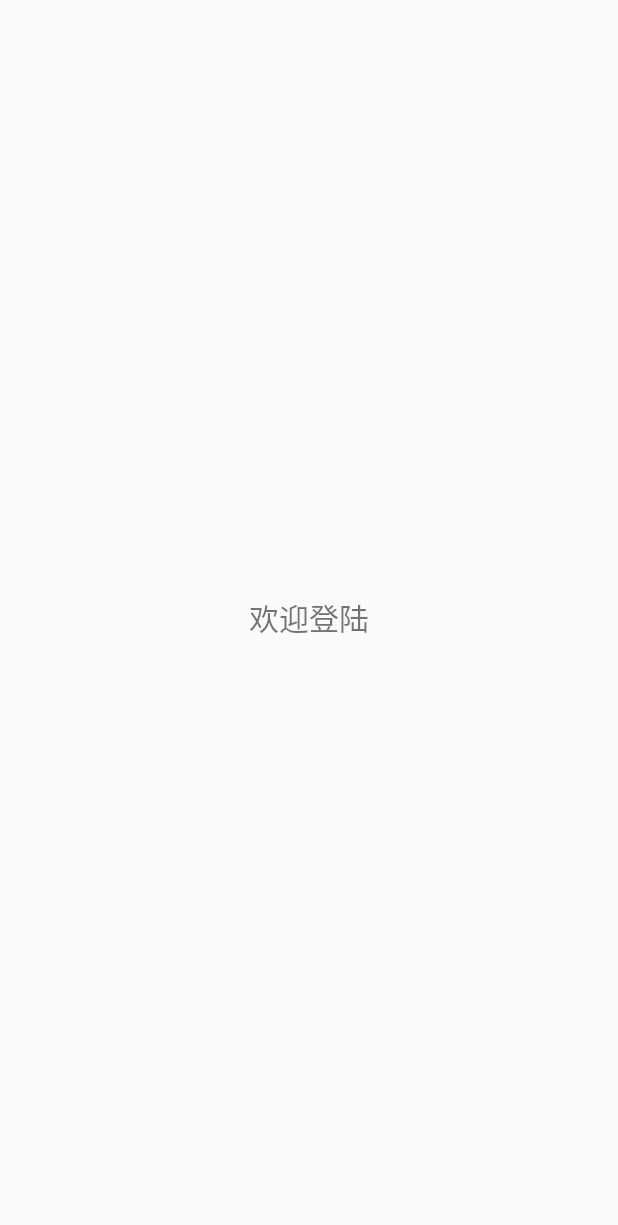
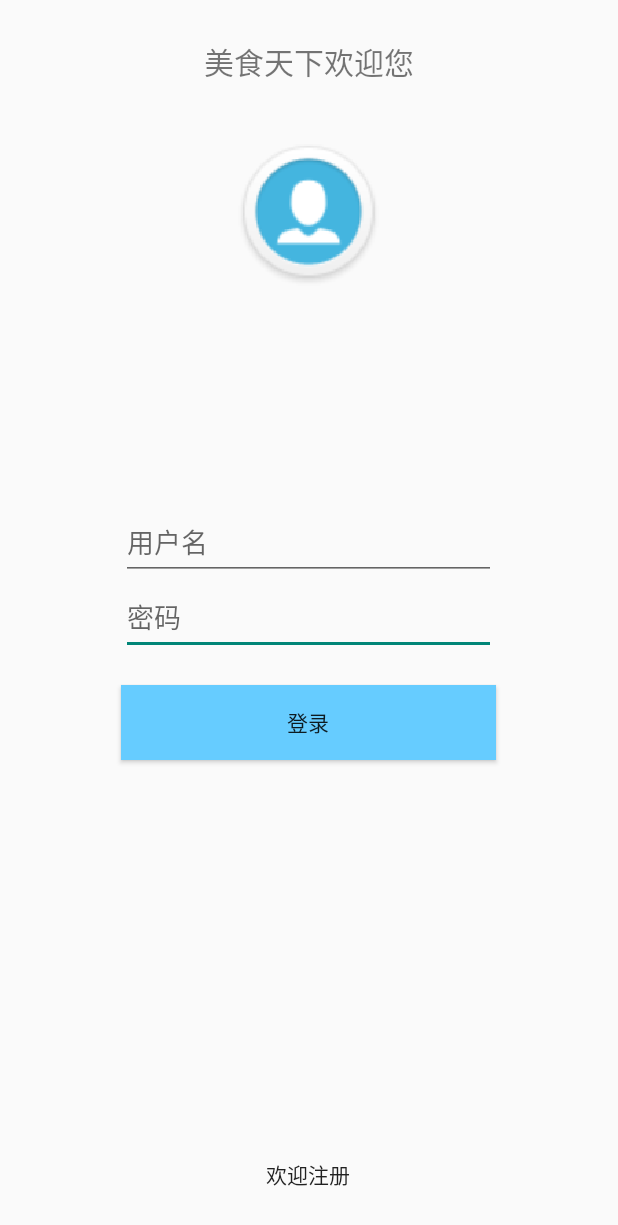
Before and after one commit to pwalan/DFood, an Android app: the UserAcitvity screen opened directly, with no data from a screen before it, on a phone screen of 412 x 824 dp. Before the commit the part shown is almost empty. Shown: the top 1225 px of the screen. Run offline under Robolectric (Android 15) with nearby library versions, the phone set to English and light mode, and no system bars.

Commit message:
some change

```diff
--- a/app/src/main/res/layout/activity_user.xml
+++ b/app/src/main/res/layout/activity_user.xml
@@ -7,10 +7,92 @@
     tools:context="com.pwalan.androidtest.UserAcitvity">
 
     <TextView
+        android:id="@+id/blank0"
+        android:paddingTop="10dp"
         android:layout_width="wrap_content"
         android:layout_height="wrap_content"
+        android:layout_alignParentTop="true"
+        android:layout_centerHorizontal="true"
+        android:textSize="20dp"
+        android:text="美食天下欢迎您"/>
+
+    <github.com.pwalan.dfood.myview.RoundImageView
+        android:id="@+id/img_head"
+        android:layout_below="@id/blank0"
+        android:layout_centerHorizontal="true"
+        android:layout_marginTop="30dp"
+        android:layout_width="110dp"
+        android:layout_height="110dp"
+        android:src="@drawable/user"/>
+
+    <EditText
+        android:id="@+id/et_passwd"
         android:layout_centerInParent="true"
-        android:textSize="20dp"
-        android:text="欢迎登陆"/>
+        android:layout_width="250dp"
+        android:layout_height="50dp"
+        android:hint="密码"/>
+
+    <TextView
+        android:id="@+id/blank1"
+        android:layout_below="@id/et_passwd"
+        android:layout_centerHorizontal="true"
+        android:layout_width="250dp"
+        android:layout_height="20dp" />
+
+    <EditText
+        android:id="@+id/et_username"
+        android:layout_above="@id/et_passwd"
+        android:layout_centerHorizontal="true"
+        android:layout_width="250dp"
+        android:layout_height="50dp"
+        android:inputType="textPassword"
+        android:hint="用户名"/>
+
+    <EditText
+        android:id="@+id/et_passwdconf"
+        android:layout_below="@id/et_passwd"
+        android:layout_centerHorizontal="true"
+        android:layout_width="250dp"
+        android:layout_height="50dp"
+        android:inputType="textPassword"
+        android:visibility="invisible"
+        android:hint="确认密码"/>
+
+    <TextView
+        android:id="@+id/blank2"
+        android:layout_below="@id/et_passwdconf"
+        android:layout_centerHorizontal="true"
+        android:layout_width="250dp"
+        android:layout_height="20dp" />
+
+    <Button
+        android:id="@+id/login"
+        android:layout_below="@id/blank1"
+        android:layout_centerHorizontal="true"
+        android:layout_width="250dp"
+        android:layout_height="50dp"
+        android:text="登录"
+        android:background="@color/tianyi"/>
+
+    <Button
+        android:id="@+id/register"
+        android:layout_below="@id/blank2"
+        android:layout_centerHorizontal="true"
+        android:layout_width="250dp"
+        android:layout_height="50dp"
+        android:visibility="invisible"
+        android:text="注册"
+        android:background="@color/tianyi"/>
+
+    <Button
+        android:id="@+id/toregister"
+        android:layout_alignParentBottom="true"
+        android:layout_centerHorizontal="true"
+        android:layout_width="250dp"
+        android:layout_height="50dp"
+        android:visibility="visible"
+        android:text="欢迎注册"
+        android:background="#00000000"/>
+
 
 </RelativeLayout>
```
Also changed, not shown: app/src/main/java/github/com/pwalan/dfood/utils/C.java (added, +314 -0 lines).
